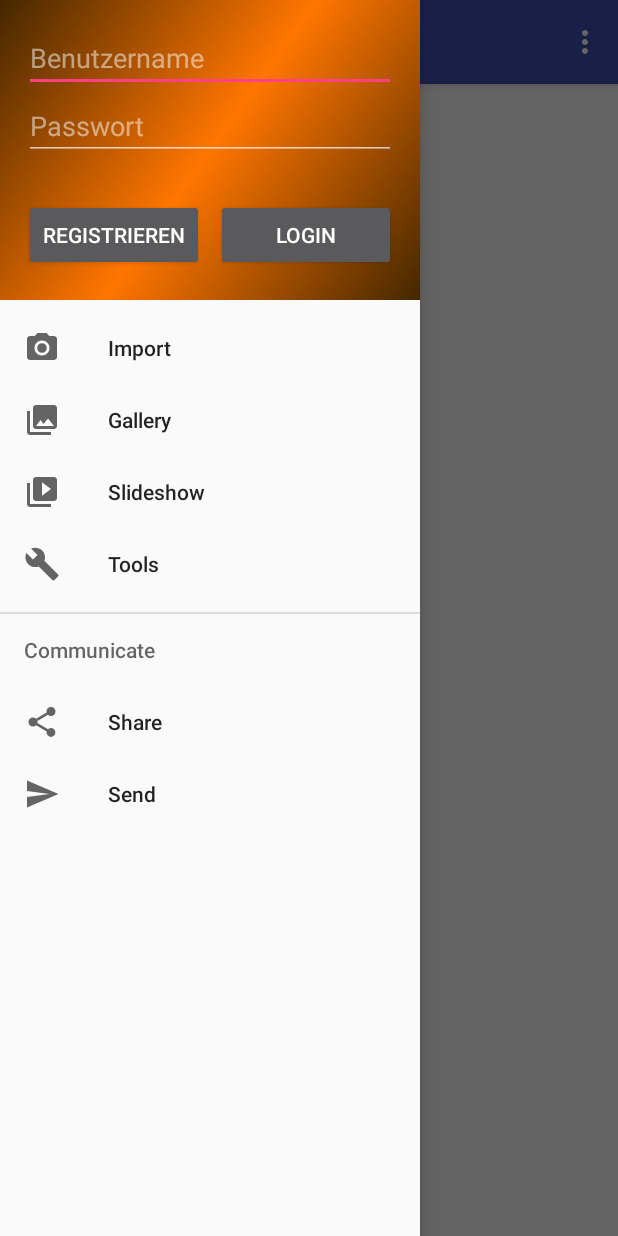
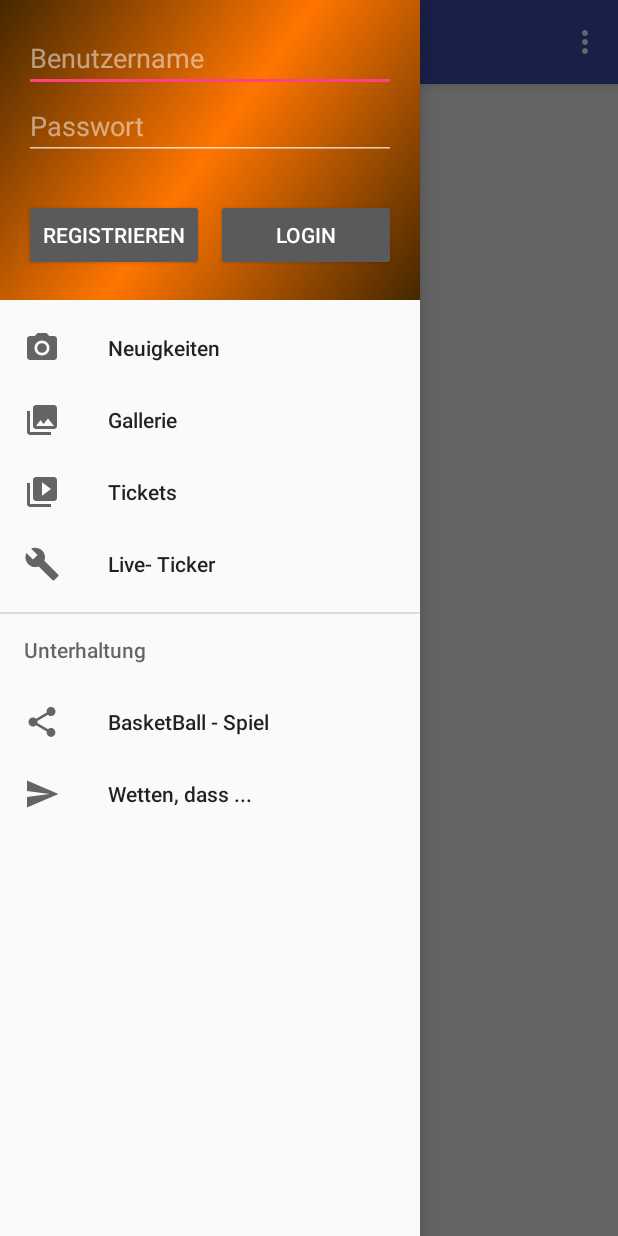
Before and after one commit to RalNeu/Project_Hoops, an Android app: the screen it shows after launch (MainActivity), with the side drawer open, on a phone screen of 412 x 824 dp. Run offline under Robolectric (Android 15) with nearby library versions, the phone set to English and light mode, and no system bars; 2 statements that could not run were skipped.

Commit message:
strings.xml verändert
Johann Schlathauer

```diff
--- a/app/src/main/res/layout/fragment_register.xml
+++ b/app/src/main/res/layout/fragment_register.xml
@@ -15,7 +15,7 @@
         android:layout_width="wrap_content"
         android:layout_height="wrap_content"
         android:textAppearance="?android:attr/textAppearanceLarge"
-        android:text="Regestrierung"
+        android:text="Registrierung"
         android:id="@+id/etHeading"
         android:layout_weight="0.20"
         android:layout_gravity="center"
--- a/app/src/main/res/layout/nav_header_main.xml
+++ b/app/src/main/res/layout/nav_header_main.xml
@@ -25,7 +25,7 @@
             android:id="@+id/et_UserName"
             android:layout_row="2"
             android:layout_column="0"
-            android:hint="@string/et_Username"/>
+            android:hint="@string/nav_username"/>
 
 
         <EditText
@@ -36,7 +36,8 @@
             android:id="@+id/et_Password"
             android:layout_row="3"
             android:layout_column="0"
-            android:hint="@string/password"/>
+            android:nextFocusForward="@+id/bt_Login"
+            android:hint="@string/nav_password"/>
 
         <RelativeLayout
             android:layout_width="match_parent"
--- a/app/src/main/res/menu/activity_main_drawer.xml
+++ b/app/src/main/res/menu/activity_main_drawer.xml
@@ -5,31 +5,31 @@
         <item
             android:id="@+id/nav_camera"
             android:icon="@drawable/ic_menu_camera"
-            android:title="Import" />
+            android:title="Neuigkeiten" />
         <item
             android:id="@+id/nav_gallery"
             android:icon="@drawable/ic_menu_gallery"
-            android:title="Gallery" />
+            android:title="Gallerie" />
         <item
             android:id="@+id/nav_slideshow"
             android:icon="@drawable/ic_menu_slideshow"
-            android:title="Slideshow" />
+            android:title="Tickets" />
         <item
             android:id="@+id/nav_manage"
             android:icon="@drawable/ic_menu_manage"
-            android:title="Tools" />
+            android:title="Live- Ticker" />
     </group>
 
-    <item android:title="Communicate">
+    <item android:title="Unterhaltung">
         <menu>
             <item
                 android:id="@+id/nav_share"
                 android:icon="@drawable/ic_menu_share"
-                android:title="Share" />
+                android:title="BasketBall - Spiel" />
             <item
                 android:id="@+id/nav_send"
                 android:icon="@drawable/ic_menu_send"
-                android:title="Send" />
+                android:title="Wetten, dass ..." />
         </menu>
     </item>
 
--- a/app/src/main/res/values/strings.xml
+++ b/app/src/main/res/values/strings.xml
@@ -11,9 +11,11 @@
     <string name="email_string">E-Mail</string>
     <string name="passwort_string">Passwort</string>
     <string name="passwort_erneut_string">Passwort bestätigen</string>
+
+
     <string name="password_hint">Passwort</string>
-    <string name="password">Passwort</string>
-    <string name="username">Benutzername</string>
+    <string name="nav_password">Passwort</string>
+    <string name="nav_username">Benutzername</string>
     <string name="btn_Register">Registrieren</string>
     <string name="btn_Login">Login</string>
     <string name="et_Username">Benutzername</string>
```
Also changed, not shown: app/src/main/java/ulm/hochschule/project_hoops/UserNavHeader.java (deleted, +0 -27 lines).
